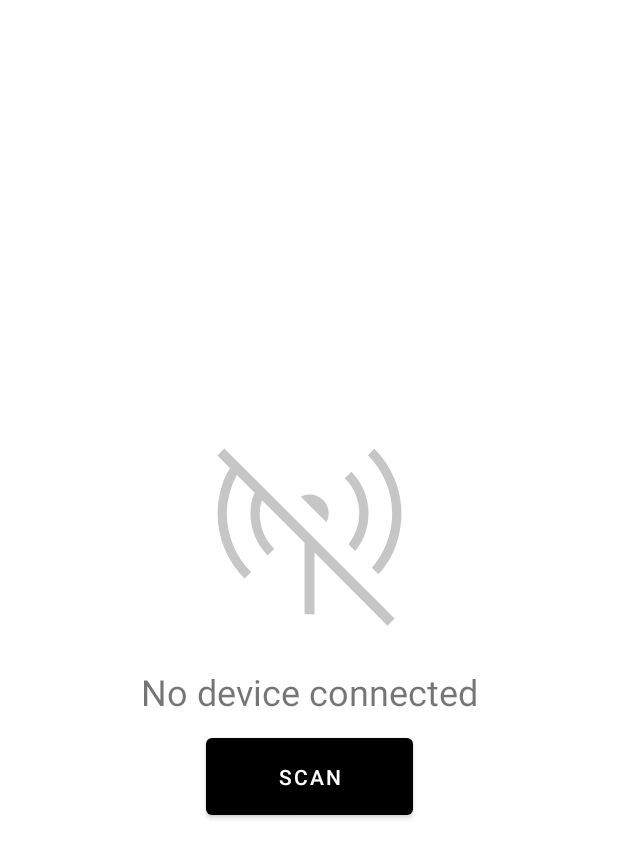
After one commit to SleepEasyCenter/O2-Ring-SEC, an Android app built with Jetpack Compose: the layout fragment_home_nodevice.xml on its own in the app's theme, with its tools: preview values and no code run, on a phone screen of 412 x 824 dp. The commit adds this screen. Shown: the top 858 px of the screen. Run offline under Robolectric (Android 15) with nearby library versions, the phone set to English and light mode, and no system bars; Roboto replaces fonts that are not available here.

Commit message:
Auto move to new fragment when device is connected

```diff
--- a/app/build.gradle
+++ b/app/build.gradle
@@ -74,6 +74,8 @@ dependencies {
     implementation("com.squareup.okhttp3:okhttp:4.12.0")
     implementation 'com.squareup.retrofit2:retrofit:2.11.0'
     // -----
+    implementation "androidx.activity:activity-ktx:1.9.3"
+    implementation "androidx.fragment:fragment-ktx:1.8.5"
     implementation 'androidx.core:core-ktx:1.13.1'
     implementation 'androidx.appcompat:appcompat:1.7.0'
     implementation 'com.google.android.material:material:1.12.0'
--- a/app/src/main/java/com/sleepeasycenter/o2ring_app/utils/RunVars.kt
+++ b/app/src/main/java/com/sleepeasycenter/o2ring_app/utils/RunVars.kt
@@ -1,6 +1,6 @@
 package com.sleepeasycenter.o2ring_app.utils
 
-import androidx.lifecycle.LiveData
+import  androidx.lifecycle.LiveData
 import androidx.lifecycle.MutableLiveData
 
 val _bleState = MutableLiveData<Boolean>().apply {
--- /dev/null
+++ b/app/src/main/res/layout/fragment_home_nodevice.xml
@@ -0,0 +1,50 @@
+<?xml version="1.0" encoding="utf-8"?>
+<FrameLayout xmlns:android="http://schemas.android.com/apk/res/android"
+    xmlns:app="http://schemas.android.com/apk/res-auto"
+    xmlns:tools="http://schemas.android.com/tools"
+    android:layout_width="match_parent"
+    android:layout_height="match_parent"
+    tools:context=".fragments.HomeNoDeviceFragment">
+
+    <!-- TODO: Update blank fragment layout -->
+    <androidx.constraintlayout.widget.ConstraintLayout
+        android:layout_width="match_parent"
+        android:layout_height="match_parent">
+
+        <LinearLayout
+            android:layout_width="wrap_content"
+            android:layout_height="wrap_content"
+            android:gravity="center|center_horizontal"
+            android:orientation="vertical"
+            app:layout_constraintBottom_toBottomOf="parent"
+            app:layout_constraintEnd_toEndOf="parent"
+            app:layout_constraintStart_toStartOf="parent"
+            app:layout_constraintTop_toTopOf="parent">
+
+            <ImageView
+                android:id="@+id/imageView"
+                android:layout_width="159dp"
+                android:layout_height="162dp"
+                android:src="@drawable/materialsymbolslightsignaldisconnected"
+                android:tint="#C6C6C6" />
+
+            <TextView
+                android:id="@+id/textView"
+                android:layout_width="291dp"
+                android:layout_height="49dp"
+                android:gravity="center"
+                android:justificationMode="none"
+                android:text="No device connected"
+                android:textAlignment="center"
+                android:textSize="24sp" />
+
+            <Button
+                android:id="@+id/btnScanDevice"
+                android:layout_width="138dp"
+                android:layout_height="63dp"
+                android:text="Scan" />
+        </LinearLayout>
+
+    </androidx.constraintlayout.widget.ConstraintLayout>
+
+</FrameLayout>
--- a/app/src/main/res/menu/main_bottom_nav_menu.xml
+++ b/app/src/main/res/menu/main_bottom_nav_menu.xml
@@ -5,7 +5,7 @@
         android:title="History"
         android:icon="@drawable/baseline_history_24"/>
     <item
-        android:id="@+id/home_dashboard"
+        android:id="@+id/home_nodevice"
         android:title="Home"
         android:icon="@drawable/round_home_24"/>
     <item
```
Also changed, not shown: app/src/main/java/com/sleepeasycenter/o2ring_app/DeviceScanActivity.kt (+15 -15 lines), app/src/main/java/com/sleepeasycenter/o2ring_app/HomeDashboard.kt (added, +43 -0 lines), app/src/main/java/com/sleepeasycenter/o2ring_app/MainActivity.kt (+21 -8 lines), app/src/main/java/com/sleepeasycenter/o2ring_app/OximetryDeviceManager.java (added, +48 -0 lines), app/src/main/java/com/sleepeasycenter/o2ring_app/fragments/HomeNoDeviceFragment.kt (renamed from app/src/main/java/com/sleepeasycenter/o2ring_app/fragments/HomeDashboardFragment.kt, +10 -8 lines), app/src/main/res/layout/fragment_home_dashboard.xml (+4 -40 lines), app/src/main/res/navigation/main_navigation.xml (+17 -5 lines).
